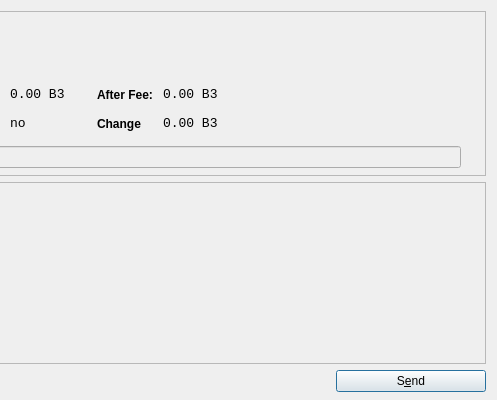
LIMXTEC/B3-CoinV2, file src/qt/forms/sendcoinsdialog.ui: the form before one commit; both pictures show x 353 to 850 and y 0 to 400 of the 850 by 400 pixel window.
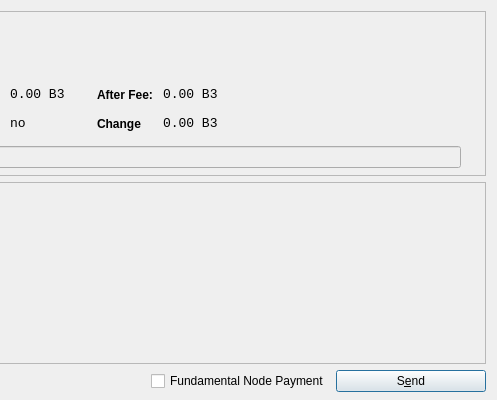
The form after the commit. Icons and pictures are not drawn.

```diff
--- a/src/qt/forms/sendcoinsdialog.ui
+++ b/src/qt/forms/sendcoinsdialog.ui
@@ -767,6 +767,13 @@
        </property>
       </spacer>
      </item>
+     <item>
+      <widget class="QCheckBox" name="checkBoxFnPayment">
+       <property name="text">
+        <string>Fundamental Node Payment</string>
+       </property>
+      </widget>
+     </item>
      <item>
       <widget class="QPushButton" name="sendButton">
        <property name="minimumSize">
```
Left out of the diff: 4 changed lines with no effect on the pictures.
